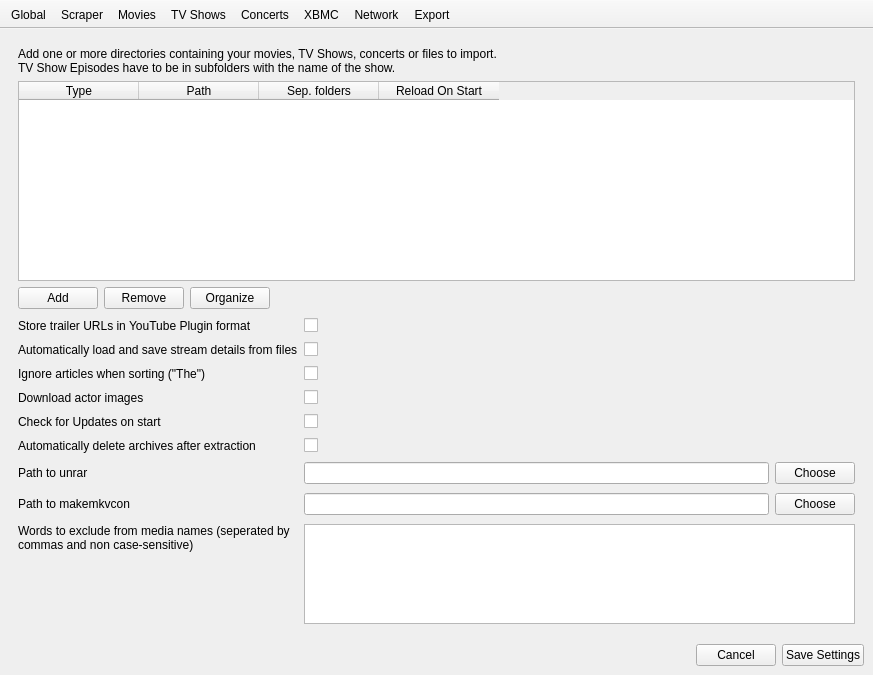
First picture: the form in settings/SettingsWindow.ui, repository Komet/MediaElch, before the edit.
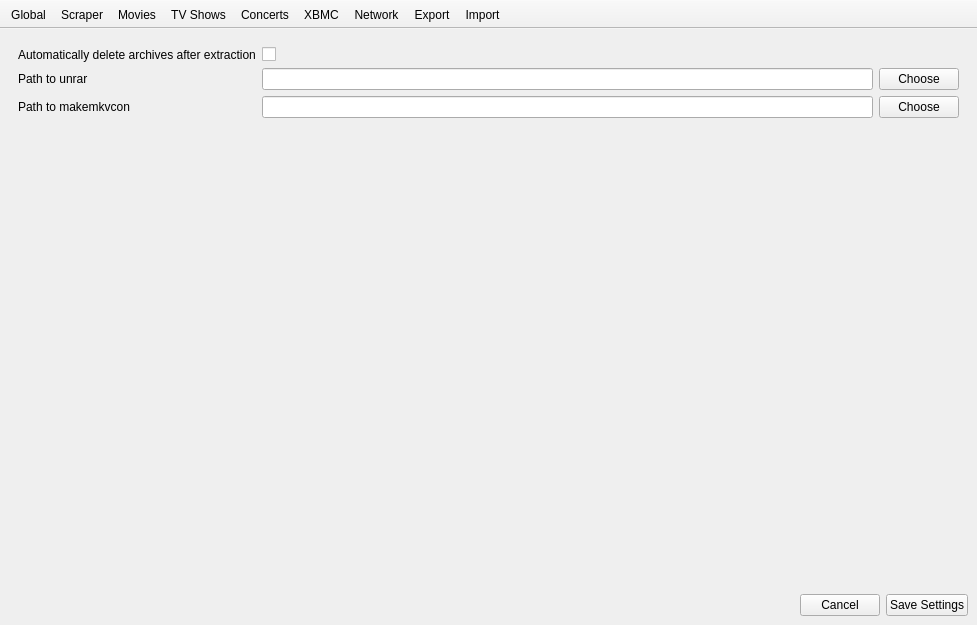
Second picture: the form after the edit. The open tabs and pages were chosen to show the change. Icons and pictures are not drawn. Custom widgets are drawn as their Qt base class.

```diff
--- a/settings/SettingsWindow.ui
+++ b/settings/SettingsWindow.ui
@@ -9,8 +9,8 @@
    <rect>
     <x>0</x>
     <y>0</y>
-    <width>873</width>
-    <height>675</height>
+    <width>977</width>
+    <height>625</height>
    </rect>
   </property>
   <property name="minimumSize">
@@ -182,7 +182,7 @@
             </property>
            </widget>
           </item>
-          <item row="8" column="0">
+          <item row="6" column="0">
            <widget class="QLabel" name="label_excludeWords">
             <property name="text">
              <string>Words to exclude from media names (seperated by commas and non case-sensitive)</string>
@@ -195,7 +195,7 @@
             </property>
            </widget>
           </item>
-          <item row="8" column="1">
+          <item row="6" column="1">
            <widget class="QTextEdit" name="excludeWordsText">
             <property name="maximumSize">
              <size>
@@ -208,96 +208,15 @@
             </property>
            </widget>
           </item>
-          <item row="5" column="1">
-           <widget class="QCheckBox" name="chkDeleteArchives">
-            <property name="text">
-             <string/>
-            </property>
-           </widget>
-          </item>
-          <item row="0" column="0">
-           <widget class="QLabel" name="label_5">
-            <property name="text">
-             <string>Store trailer URLs in YouTube Plugin format</string>
-            </property>
-           </widget>
-          </item>
-          <item row="1" column="0">
-           <widget class="QLabel" name="label_6">
-            <property name="text">
-             <string>Automatically load and save stream details from files</string>
-            </property>
-           </widget>
-          </item>
-          <item row="2" column="0">
-           <widget class="QLabel" name="label_8">
-            <property name="text">
-             <string>Ignore articles when sorting (&quot;The&quot;)</string>
-            </property>
-           </widget>
-          </item>
-          <item row="3" column="0">
-           <widget class="QLabel" name="label_10">
-            <property name="text">
-             <string>Download actor images</string>
-            </property>
-           </widget>
-          </item>
-          <item row="4" column="0">
-           <widget class="QLabel" name="label_56">
-            <property name="text">
-             <string>Check for Updates on start</string>
-            </property>
-           </widget>
-          </item>
           <item row="5" column="0">
-           <widget class="QLabel" name="label_57">
+           <widget class="QLabel" name="label_54">
             <property name="text">
-             <string>Automatically delete archives after extraction</string>
+             <string>Startup section</string>
             </property>
            </widget>
           </item>
-          <item row="6" column="0">
-           <widget class="QLabel" name="label_58">
-            <property name="text">
-             <string>Path to unrar</string>
-            </property>
-           </widget>
-          </item>
-          <item row="6" column="1">
-           <layout class="QHBoxLayout" name="horizontalLayout_5">
-            <item>
-             <widget class="QLineEdit" name="unrarPath"/>
-            </item>
-            <item>
-             <widget class="QPushButton" name="btnChooseUnrar">
-              <property name="text">
-               <string>Choose</string>
-              </property>
-             </widget>
-            </item>
-           </layout>
-          </item>
-          <item row="7" column="0">
-           <widget class="QLabel" name="label_53">
-            <property name="text">
-             <string>Path to makemkvcon</string>
-            </property>
-           </widget>
-          </item>
-          <item row="7" column="1">
-           <layout class="QHBoxLayout" name="horizontalLayout_3">
-            <item>
-             <widget class="QLineEdit" name="makemkvconPath"/>
-            </item>
-            <item>
-             <widget class="QPushButton" name="btnChooseMakemkvcon">
-              <property name="text">
-               <string>Choose</string>
-              </property>
-             </widget>
-            </item>
-           </layout>
+          <item row="5" column="1">
+           <widget class="QComboBox" name="comboStartupSection"/>
           </item>
          </layout>
         </item>
@@ -1296,6 +1215,70 @@
         </item>
        </layout>
       </widget>
+      <widget class="QWidget" name="page_9">
+       <layout class="QVBoxLayout" name="verticalLayout_13">
+        <item>
+         <layout class="QFormLayout" name="formLayout_8">
+          <item row="0" column="0">
+           <widget class="QLabel" name="label_57">
+            <property name="text">
+             <string>Automatically delete archives after extraction</string>
+            </property>
+           </widget>
+          </item>
+          <item row="0" column="1">
+           <widget class="QCheckBox" name="chkDeleteArchives">
+            <property name="text">
+             <string/>
+            </property>
+           </widget>
+          </item>
+          <item row="1" column="0">
+           <widget class="QLabel" name="label_58">
+            <property name="text">
+             <string>Path to unrar</string>
+            </property>
+           </widget>
+          </item>
+          <item row="1" column="1">
+           <layout class="QHBoxLayout" name="horizontalLayout_5">
+            <item>
+             <widget class="QLineEdit" name="unrarPath"/>
+            </item>
+            <item>
+             <widget class="QPushButton" name="btnChooseUnrar">
+              <property name="text">
+               <string>Choose</string>
+              </property>
+             </widget>
+            </item>
+           </layout>
+          </item>
+          <item row="2" column="0">
+           <widget class="QLabel" name="label_53">
+            <property name="text">
+             <string>Path to makemkvcon</string>
+            </property>
+           </widget>
+          </item>
+          <item row="2" column="1">
+           <layout class="QHBoxLayout" name="horizontalLayout_3">
+            <item>
+             <widget class="QLineEdit" name="makemkvconPath"/>
+            </item>
+            <item>
+             <widget class="QPushButton" name="btnChooseMakemkvcon">
+              <property name="text">
+               <string>Choose</string>
+              </property>
+             </widget>
+            </item>
+           </layout>
+          </item>
+         </layout>
+        </item>
+       </layout>
+      </widget>
      </widget>
     </item>
     <item>
@@ -1367,6 +1350,7 @@
    <addaction name="actionXBMC"/>
    <addaction name="actionNetwork"/>
    <addaction name="actionExport"/>
+   <addaction name="actionImport"/>
   </widget>
   <action name="actionMovies">
    <property name="icon">
@@ -1529,6 +1513,29 @@
     <number>7</number>
    </property>
   </action>
+  <action name="actionImport">
+   <property name="icon">
+    <iconset resource="../MediaElch.qrc">
+     <normaloff>:/settings/import.png</normaloff>:/settings/import.png</iconset>
+   </property>
+   <property name="text">
+    <string>Import</string>
+   </property>
+   <property name="toolTip">
+    <string>Import</string>
+   </property>
+   <property name="iconNormal" stdset="0">
+    <iconset resource="../MediaElch.qrc">
+     <normaloff>:/settings/import.png</normaloff>:/settings/import.png</iconset>
+   </property>
+   <property name="iconActive" stdset="0">
+    <iconset resource="../MediaElch.qrc">
+     <normaloff>:/settings/import_active.png</normaloff>:/settings/import_active.png</iconset>
+   </property>
+   <property name="page" stdset="0">
+    <number>8</number>
+   </property>
+  </action>
  </widget>
  <customwidgets>
   <customwidget>
```
Left out of the diff: 54 changed lines with no effect on the pictures.
